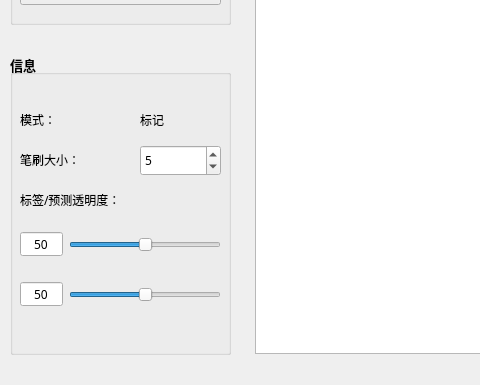
blueyo0/ISeg_GUI, file ui/mainWindow.ui: the form before one commit; both pictures show x 0 to 480 and y 408 to 793 of the 1156 by 793 pixel window.
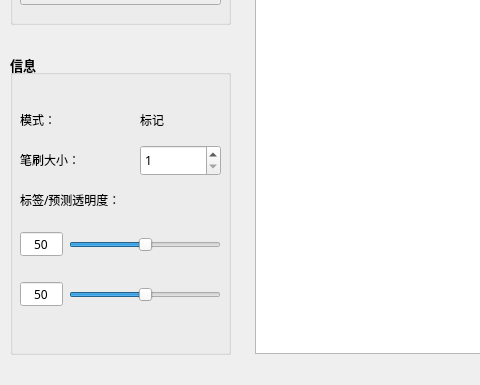
The form after the commit. Icons and pictures are not drawn. Custom widgets are drawn as their Qt base class.

```diff
--- a/ui/mainWindow.ui
+++ b/ui/mainWindow.ui
@@ -747,7 +747,7 @@
        <enum>QAbstractSpinBox::DefaultStepType</enum>
       </property>
       <property name="value">
-       <number>5</number>
+       <number>1</number>
       </property>
      </widget>
      <widget class="QLabel" name="label_4">
```
Left out of the diff: 8 changed lines with no effect on the pictures.
